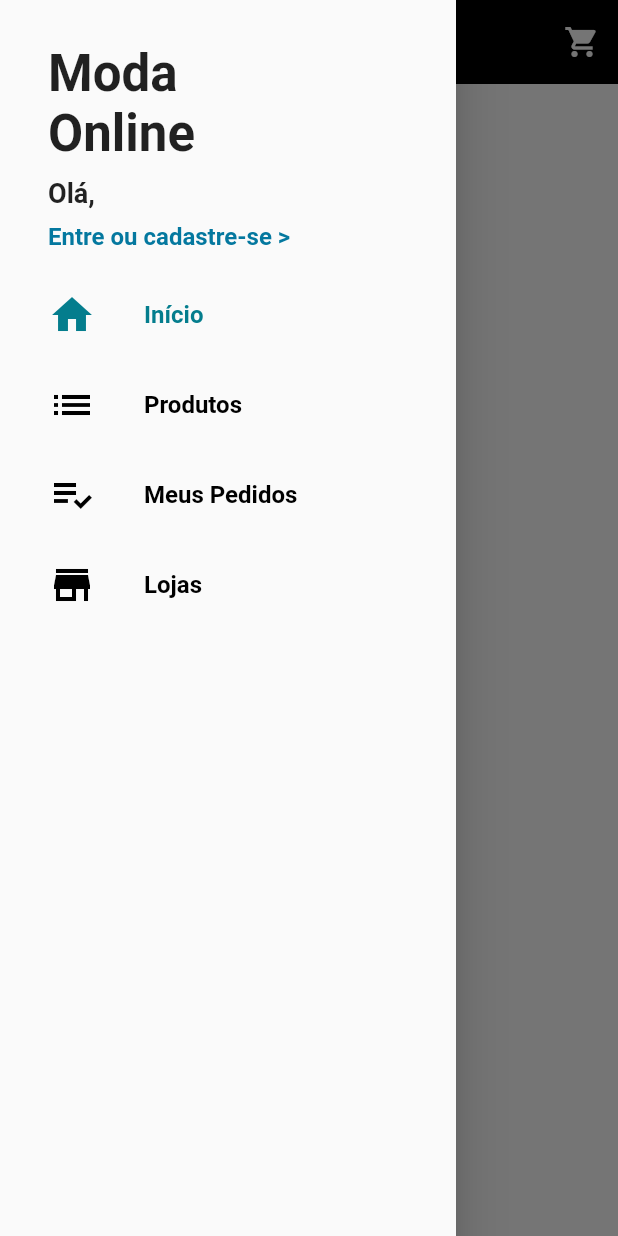
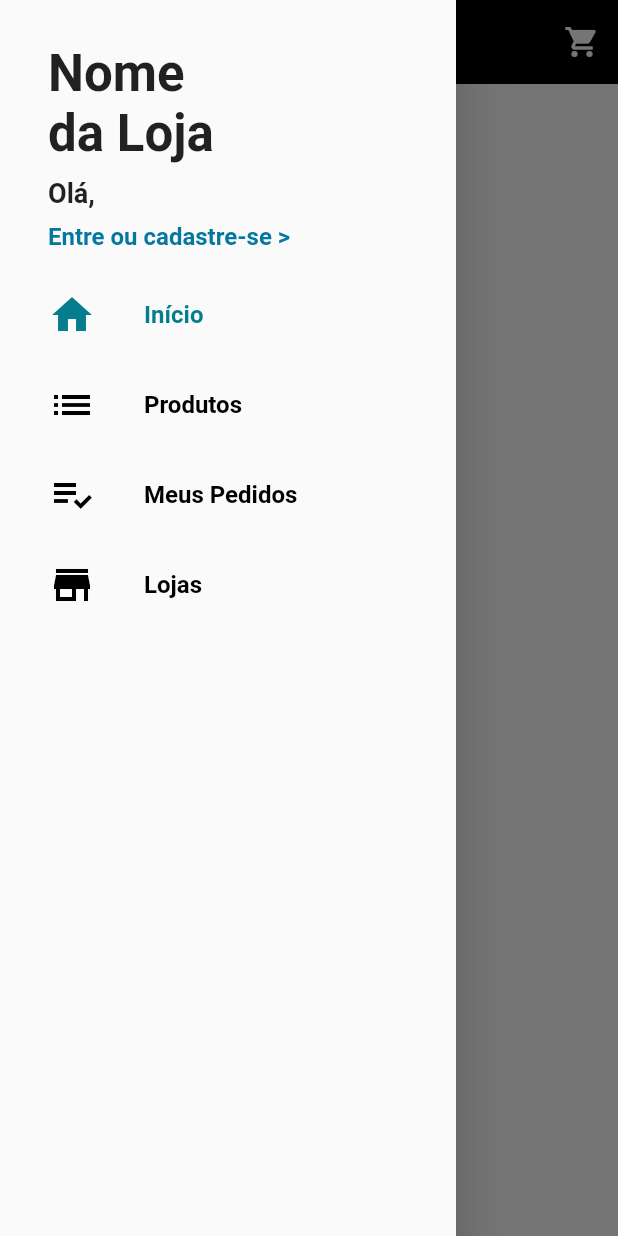
Before and after one commit to HayberGabriel/mobile, a Flutter app: the screen it shows after launch, with the side drawer open, on a phone screen of 412 x 824 dp. Run offline on Flutter 3.47's test engine with Material 2 defaults, Android fonts, the phone set to English and light mode, and no system bars; our stand-ins replace brasil_fields, carousel_pro, cloud_firestore, dio, firebase_auth, firebase_messaging and 12 more; missing offline and left inert: alphabet_list_scroll_view, dart:ffi, flutter_facebook_login, map_launcher; accounts and stored records are empty.

Commit message:
Bibliotecas n usadas

```diff
--- a/lib/common/custom_drawer/custom_drawer_header.dart
+++ b/lib/common/custom_drawer/custom_drawer_header.dart
@@ -16,7 +16,7 @@ class CustomDrawerHeader extends StatelessWidget {
             mainAxisAlignment: MainAxisAlignment.spaceAround,
             children: <Widget>[
               Text(
-                'Moda\nOnline',
+                'Nome\nda Loja',
                 style: TextStyle(
                   fontSize: 34,
                   fontWeight: FontWeight.bold,
--- a/lib/screens/home/home_screen.dart
+++ b/lib/screens/home/home_screen.dart
@@ -22,7 +22,7 @@ class HomeScreen extends StatelessWidget {
                 elevation: 0,
                 backgroundColor: Colors.black,
                 flexibleSpace: const FlexibleSpaceBar(
-                  title: Text('Loja de Roupa'),
+                  title: Text('Nome da Loja'),
                   centerTitle: true,
                 ),
                 actions: <Widget>[
--- a/pubspec.yaml
+++ b/pubspec.yaml
@@ -50,15 +50,13 @@ dependencies:
   flutter_facebook_login: ^3.0.0
   url_launcher: ^5.4.11
   map_launcher: ^0.5.0
-  flip_card: ^0.4.4
   mask_text_input_formatter: ^1.0.7
-  credit_card_type_detector: ^1.1.0
   keyboard_actions: ^3.2.1+1
   cloud_functions: ^0.5.0
-  cpf_cnpj_validator: ^1.0.5
   firebase_messaging: ^6.0.16
   flushbar: ^1.10.4
   share: ^0.6.5+4
+  google_nav_bar: ^3.2.0
 
 dev_dependencies:
   flutter_test:
```
